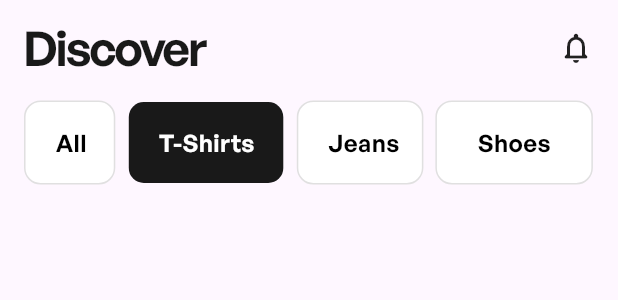
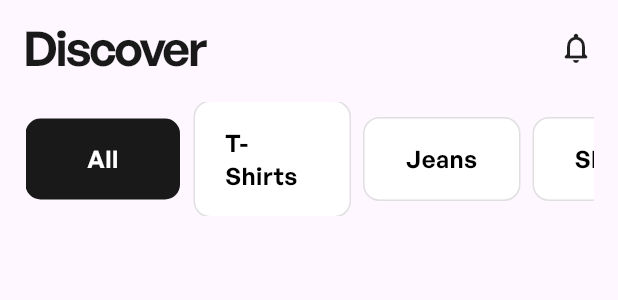
Before and after one commit to SalahYasser/plus_store, a Flutter app: the HomeViewBody widget shown alone on an empty page, opened directly with empty values, on a phone screen of 412 x 824 dp. Shown: the top 300 px of the screen. Run offline on Flutter 3.47's test engine with Material 3 defaults, Android fonts, the light colour scheme and no system bars; our stand-ins replace bloc, dio, flutter_bloc, font_awesome_flutter, shared_preferences; accounts and stored records are empty; network calls fail.

Commit message:
refactor product types

```diff
--- a/lib/features/home/presentation/views/widgets/home_view_body.dart
+++ b/lib/features/home/presentation/views/widgets/home_view_body.dart
@@ -1,8 +1,7 @@
 import 'package:flutter/material.dart';
 import 'package:plus_store/features/home/presentation/views/widgets/discover.dart';
 import 'package:plus_store/features/home/presentation/views/widgets/product_items_grid_view.dart';
-import 'package:plus_store/features/home/presentation/views/widgets/product_type.dart';
-
+import 'package:plus_store/features/home/presentation/views/widgets/product_type_list.dart';
 import '../../../data/models/product_model.dart';
 
 class HomeViewBody extends StatelessWidget {
@@ -18,7 +17,7 @@ class HomeViewBody extends StatelessWidget {
         child: CustomScrollView(
           slivers: [
             const SliverToBoxAdapter(child: Discover()),
-            const SliverToBoxAdapter(child: ProductType()),
+            const SliverToBoxAdapter(child: ProductTypeList()),
             SliverToBoxAdapter(
               child: Column(
                 children: [
--- a/lib/features/home/presentation/views/widgets/product_type.dart
+++ b/lib/features/home/presentation/views/widgets/product_type.dart
@@ -1,115 +1,46 @@
 import 'package:flutter/material.dart';
-import 'package:plus_store/core/widgets/app_text_style.dart';
+
+import '../../../../../core/widgets/app_text_style.dart';
 
 class ProductType extends StatelessWidget {
-  const ProductType({super.key});
+  const ProductType({
+    super.key,
+    required this.label,
+    required this.width,
+    required this.isSelected,
+  });
+
+  final String label;
+  final double width;
+  final bool isSelected;
+
 
   @override
   Widget build(BuildContext context) {
-    return Padding(
-      padding: const EdgeInsets.only(top: 20, left: 1),
-      child: Row(
-        children: [
-          Container(
-            width: MediaQuery.of(context).size.width / 7,
+    return Container(
+      width: width,
       padding: const EdgeInsets.symmetric(horizontal: 20, vertical: 16),
       decoration: ShapeDecoration(
-              color: Colors.white,
+        color: isSelected ? const Color(0xFF191919) : Colors.white,
         shape: RoundedRectangleBorder(
-                side: BorderSide(
+          borderRadius: BorderRadius.circular(10),
+          side:
+              isSelected
+                  ? BorderSide.none
+                  : BorderSide(
                     width: 1,
                     strokeAlign: BorderSide.strokeAlignOutside,
                     color: Colors.grey.shade300,
                   ),
-                borderRadius: BorderRadius.circular(10),
         ),
       ),
-            child: Row(
-              mainAxisSize: MainAxisSize.min,
-              mainAxisAlignment: MainAxisAlignment.center,
-              crossAxisAlignment: CrossAxisAlignment.center,
-              children: [
-                Text(
-                  'All',
-                  style: AppTextStyle.medium16.copyWith(color: Colors.black),
-                ),
-              ],
+      child: Center(
+        child: Text(
+          label,
+          style: AppTextStyle.medium16.copyWith(
+            color: isSelected ? Colors.white : Colors.black,
           ),
         ),
-          SizedBox(width: 10),
-          Container(
-            width: MediaQuery.of(context).size.width / 4,
-            padding: const EdgeInsets.symmetric(horizontal: 20, vertical: 16),
-            decoration: ShapeDecoration(
-              color: const Color(0xFF191919),
-              shape: RoundedRectangleBorder(
-                borderRadius: BorderRadius.circular(10),
-              ),
-            ),
-            child: Row(
-              mainAxisSize: MainAxisSize.min,
-              mainAxisAlignment: MainAxisAlignment.center,
-              crossAxisAlignment: CrossAxisAlignment.center,
-              children: [Text('T-Shirts', style: AppTextStyle.medium16)],
-            ),
-          ),
-          SizedBox(width: 10),
-          Container(
-            width: MediaQuery.of(context).size.width / 5,
-            padding: const EdgeInsets.symmetric(horizontal: 20, vertical: 16),
-            decoration: ShapeDecoration(
-              color: Colors.white,
-              shape: RoundedRectangleBorder(
-                side: BorderSide(
-                  width: 1,
-                  strokeAlign: BorderSide.strokeAlignOutside,
-                  color: Colors.grey.shade300,
-                ),
-                borderRadius: BorderRadius.circular(10),
-              ),
-            ),
-            child: Row(
-              mainAxisSize: MainAxisSize.min,
-              mainAxisAlignment: MainAxisAlignment.center,
-              crossAxisAlignment: CrossAxisAlignment.center,
-              children: [
-                Text(
-                  'Jeans',
-                  style: AppTextStyle.medium16.copyWith(color: Colors.black),
-                ),
-              ],
-            ),
-          ),
-          SizedBox(width: 10),
-          Container(
-            width: MediaQuery.of(context).size.width / 4,
-            padding: const EdgeInsets.symmetric(horizontal: 20, vertical: 16),
-            decoration: ShapeDecoration(
-              color: Colors.white,
-              shape: RoundedRectangleBorder(
-                side: BorderSide(
-                  width: 1,
-                  strokeAlign: BorderSide.strokeAlignOutside,
-                  color: Colors.grey.shade300,
-                ),
-                borderRadius: BorderRadius.circular(10),
-              ),
-            ),
-            child: Row(
-              mainAxisSize: MainAxisSize.min,
-              mainAxisAlignment: MainAxisAlignment.center,
-              crossAxisAlignment: CrossAxisAlignment.center,
-              children: [
-                Text(
-                  'Shoes',
-                  style: AppTextStyle.medium16.copyWith(
-                    color: Colors.black,
-                  ),
-                ),
-              ],
-            ),
-          ),
-        ],
       ),
     );
   }
--- /dev/null
+++ b/lib/features/home/presentation/views/widgets/product_type_list.dart
@@ -0,0 +1,67 @@
+import 'package:flutter/material.dart';
+import 'package:plus_store/features/home/presentation/views/widgets/product_type.dart';
+
+class ProductTypeList extends StatefulWidget {
+  const ProductTypeList({super.key});
+
+  @override
+  ProductTypeListState createState() => ProductTypeListState();
+}
+
+class ProductTypeListState extends State<ProductTypeList> {
+  String selectedLabel = 'All';
+
+  final List<String> types = [
+    'All',
+    'T-Shirts',
+    'Jeans',
+    'Shoes',
+    'Make Up',
+    'Bags',
+    'Chairs',
+    'Perfume',
+    'Beds',
+    'Tables',
+    'Laptops',
+    'Mobiles',
+    'Glasses',
+    'Watches',
+    'Books',
+    'Camera',
+  ];
+
+  @override
+  Widget build(BuildContext context) {
+
+    final screenWidth = MediaQuery.of(context).size.width;
+
+    return Padding(
+      padding: const EdgeInsets.only(top: 20, left: 1),
+      child: SingleChildScrollView(
+        scrollDirection: Axis.horizontal,
+        child: Row(
+          children:
+          types.map((label) {
+            final bool isSelected = label == selectedLabel;
+
+            return Padding(
+              padding: const EdgeInsets.only(right: 10),
+              child: GestureDetector(
+                onTap: () {
+                  setState(() {
+                    selectedLabel = label;
+                  });
+                },
+                child: ProductType(
+                  label: label,
+                  width: screenWidth / 4,
+                  isSelected: isSelected,
+                ),
+              ),
+            );
+          }).toList(),
+        ),
+      ),
+    );
+  }
+}
```
Lines whose indentation alone changed are shown as unchanged.
